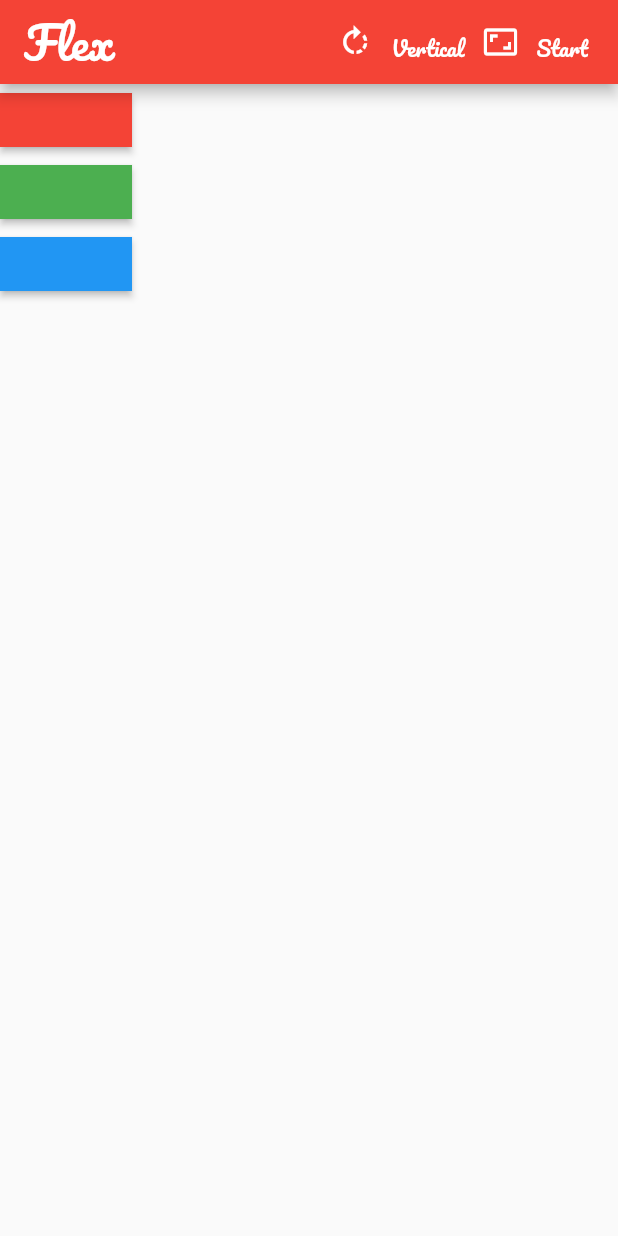
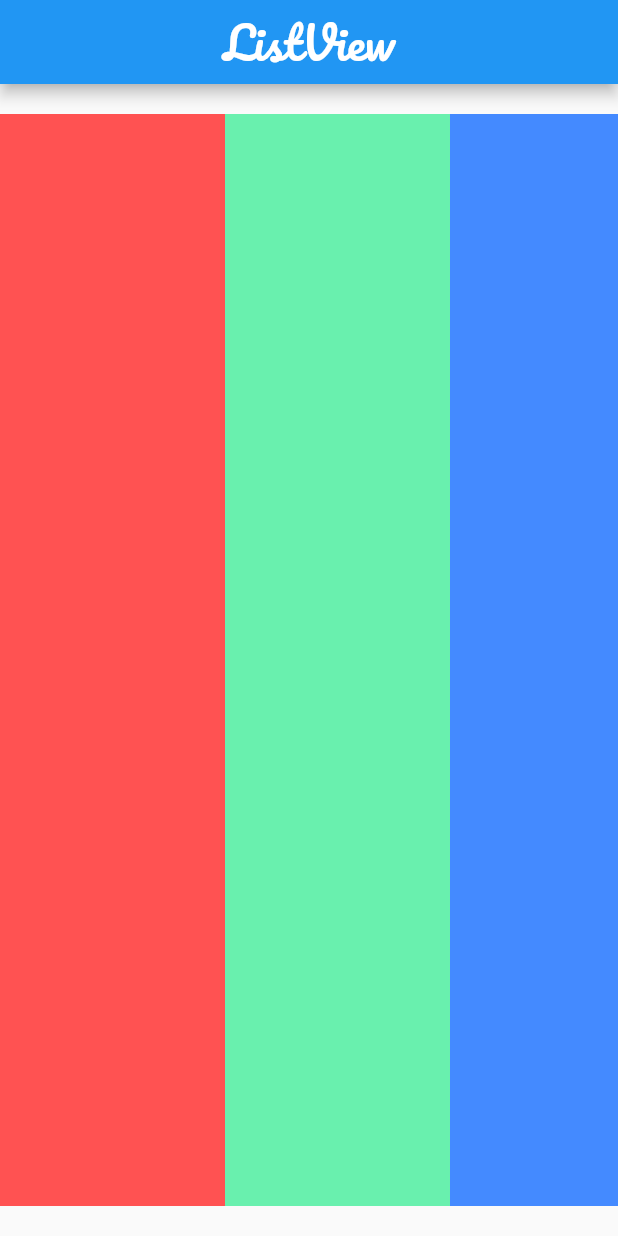
Before and after one commit to SirpiYugendar/car_app, a Flutter app: the screen it shows after launch, on a phone screen of 412 x 824 dp. Run offline on Flutter 3.47's test engine with Material 2 defaults, Android fonts, the phone set to English and light mode, and no system bars; our stand-ins replace google_fonts.

Commit message:
ListView

```diff
--- a/lib/main.dart
+++ b/lib/main.dart
@@ -2,7 +2,7 @@ import 'package:flutter/material.dart';
 import 'package:google_fonts/google_fonts.dart';
 
 void main() {
-  runApp(FlexApper());
+  runApp(ListApper());
 }
 
 class App extends StatelessWidget {
@@ -170,6 +170,7 @@ class FlexApper extends StatefulWidget {
 }
 
 class _FlexApperState extends State<FlexApper> {
+  Icon rotateIcon = Icon(Icons.rotate_right);
   List<MainAxisAlignment> _alignment = [
     MainAxisAlignment.start,
     MainAxisAlignment.end,
@@ -217,7 +218,7 @@ class _FlexApperState extends State<FlexApper> {
           ),
           actions: <Widget>[
             IconButton(
-              icon: Icon(Icons.rotate_right),
+              icon: rotateIcon,
               tooltip: 'Direction',
               onPressed: () {
                 setState(() {
@@ -265,3 +266,40 @@ class _FlexApperState extends State<FlexApper> {
     );
   }
 }
+class ListApper extends StatelessWidget {
+  const ListApper({Key key}) : super(key: key);
+
+  @override
+  Widget build(BuildContext context) {
+    return MaterialApp(
+      debugShowCheckedModeBanner: false,
+          home: Scaffold(
+        appBar: AppBar(
+          title: Center(child: Text('ListView', style: GoogleFonts.pacifico().copyWith(fontSize: 30),)),
+        ),
+            body: Container(
+          margin: EdgeInsets.symmetric(vertical: 20),
+          child: ListView(
+            scrollDirection: Axis.horizontal,
+            children: <Widget>[
+              Container(width: 150, color: Colors.redAccent,),
+              Container(width: 150, color: Colors.greenAccent,),
+              Container(width: 150, color: Colors.blueAccent,),
+              Container(width: 150, color: Colors.yellowAccent,),
+              Container(width: 150, color: Colors.purpleAccent,),
+              Container(width: 150, color: Colors.pinkAccent,),
+              Container(width: 150, color: Colors.black,),
+              Container(width: 150, color: Colors.redAccent,),
+              Container(width: 150, color: Colors.greenAccent,),
+              Container(width: 150, color: Colors.blueAccent,),
+              Container(width: 150, color: Colors.yellowAccent,),
+              Container(width: 150, color: Colors.purpleAccent,),
+              Container(width: 150, color: Colors.pinkAccent,),
+              Container(width: 150, color: Colors.black,),
+            ],
+          ),
+        ),
+      ),
+    );
+  }
+}
```
